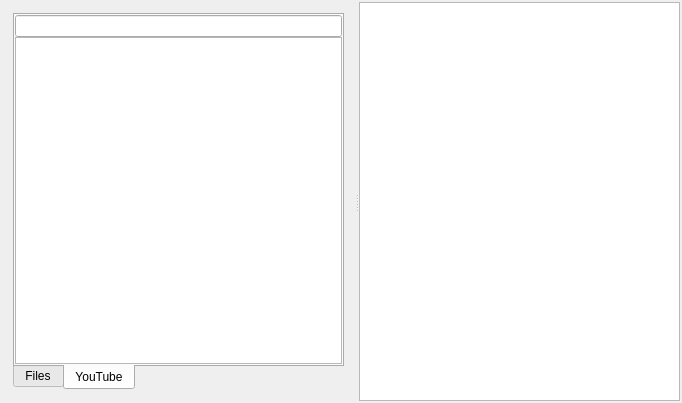
The window that partyplayer/mainwindow.ui (ABuus/partyplayer) describes before a commit, drawn with Qt 5.
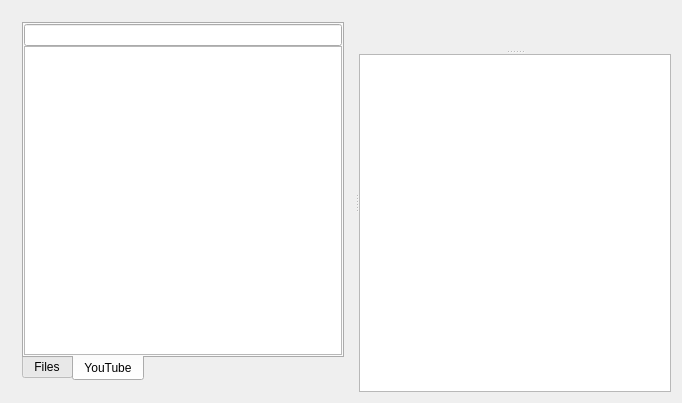
The same window after the commit. Custom widgets are drawn as their Qt base class.

```diff
--- a/partyplayer/mainwindow.ui
+++ b/partyplayer/mainwindow.ui
@@ -14,12 +14,9 @@
    <string>Party Player</string>
   </property>
   <widget class="QWidget" name="centralWidget">
-   <layout class="QGridLayout" name="gridLayout">
-    <property name="margin">
-     <number>2</number>
-    </property>
+   <layout class="QGridLayout" name="gridLayout_4">
     <item row="0" column="0">
-     <widget class="QSplitter" name="splitter">
+     <widget class="QSplitter" name="splitter_2">
       <property name="orientation">
        <enum>Qt::Horizontal</enum>
       </property>
@@ -121,6 +118,13 @@
         </item>
        </layout>
       </widget>
+      <widget class="QSplitter" name="splitter">
+       <property name="orientation">
+        <enum>Qt::Vertical</enum>
+       </property>
+       <widget class="QWidget" name="gridLayoutWidget">
+        <layout class="QGridLayout" name="videoContainer"/>
+       </widget>
       <widget class="PlaylistView" name="playlistView">
        <property name="editTriggers">
         <set>QAbstractItemView::NoEditTriggers</set>
@@ -140,6 +144,7 @@
        <attribute name="verticalHeaderVisible">
         <bool>false</bool>
        </attribute>
+       </widget>
       </widget>
      </widget>
     </item>
```
Lines whose indentation alone changed are shown as unchanged.
